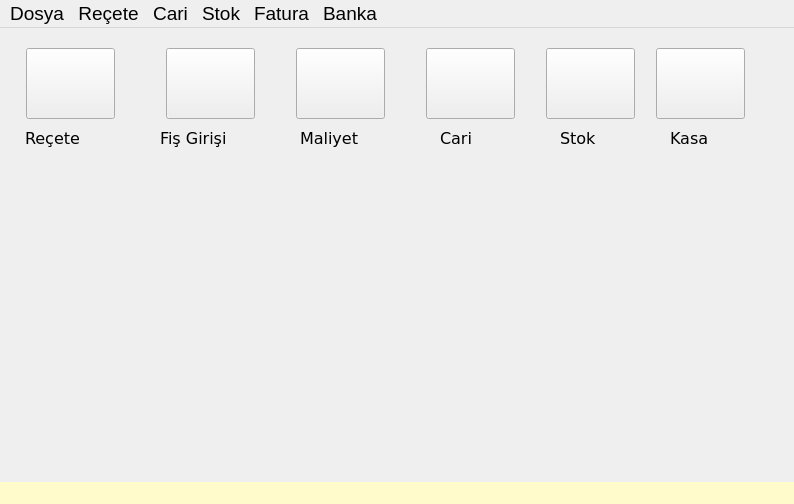
Old version of the form mainwindow.ui in the repository nerdogan/nenra.
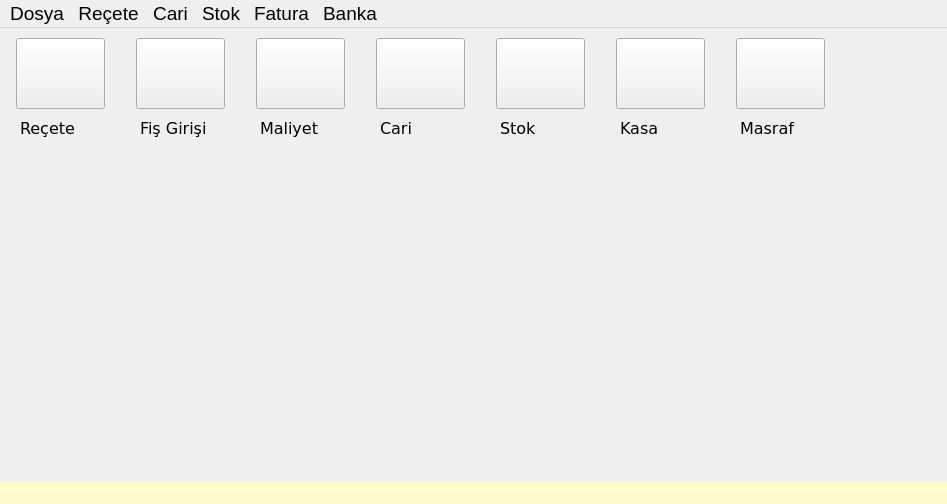
New version of the form. Icons and pictures are not drawn.

```diff
--- a/mainwindow.ui
+++ b/mainwindow.ui
@@ -6,7 +6,7 @@
    <rect>
     <x>0</x>
     <y>0</y>
-    <width>794</width>
+    <width>947</width>
     <height>504</height>
    </rect>
   </property>
@@ -52,7 +52,7 @@
      <rect>
       <x>10</x>
       <y>140</y>
-      <width>701</width>
+      <width>821</width>
       <height>331</height>
      </rect>
     </property>
@@ -61,8 +61,8 @@
    <widget class="QWidget" name="horizontalLayoutWidget">
     <property name="geometry">
      <rect>
-      <x>20</x>
-      <y>20</y>
+      <x>10</x>
+      <y>10</y>
       <width>101</width>
       <height>71</height>
      </rect>
@@ -94,8 +94,8 @@
    <widget class="QWidget" name="horizontalLayoutWidget_2">
     <property name="geometry">
      <rect>
-      <x>160</x>
-      <y>20</y>
+      <x>130</x>
+      <y>10</y>
       <width>101</width>
       <height>71</height>
      </rect>
@@ -127,8 +127,8 @@
    <widget class="QLabel" name="label">
     <property name="geometry">
      <rect>
-      <x>25</x>
-      <y>100</y>
+      <x>20</x>
+      <y>90</y>
       <width>91</width>
       <height>20</height>
      </rect>
@@ -146,9 +146,9 @@
    <widget class="QLabel" name="label_2">
     <property name="geometry">
      <rect>
-      <x>160</x>
-      <y>100</y>
-      <width>111</width>
+      <x>140</x>
+      <y>90</y>
+      <width>81</width>
       <height>20</height>
      </rect>
     </property>
@@ -165,8 +165,8 @@
    <widget class="QWidget" name="horizontalLayoutWidget_5">
     <property name="geometry">
      <rect>
-      <x>290</x>
-      <y>20</y>
+      <x>250</x>
+      <y>10</y>
       <width>101</width>
       <height>71</height>
      </rect>
@@ -198,8 +198,8 @@
    <widget class="QLabel" name="label_3">
     <property name="geometry">
      <rect>
-      <x>300</x>
-      <y>100</y>
+      <x>260</x>
+      <y>90</y>
       <width>91</width>
       <height>20</height>
      </rect>
@@ -217,8 +217,8 @@
    <widget class="QWidget" name="horizontalLayoutWidget_6">
     <property name="geometry">
      <rect>
-      <x>420</x>
-      <y>20</y>
+      <x>370</x>
+      <y>10</y>
       <width>101</width>
       <height>71</height>
      </rect>
@@ -250,8 +250,8 @@
    <widget class="QLabel" name="label_4">
     <property name="geometry">
      <rect>
-      <x>440</x>
-      <y>100</y>
+      <x>380</x>
+      <y>90</y>
       <width>71</width>
       <height>20</height>
      </rect>
@@ -269,8 +269,8 @@
    <widget class="QWidget" name="horizontalLayoutWidget_7">
     <property name="geometry">
      <rect>
-      <x>540</x>
-      <y>20</y>
+      <x>490</x>
+      <y>10</y>
       <width>101</width>
       <height>71</height>
      </rect>
@@ -302,8 +302,8 @@
    <widget class="QLabel" name="label_5">
     <property name="geometry">
      <rect>
-      <x>560</x>
-      <y>100</y>
+      <x>500</x>
+      <y>90</y>
       <width>71</width>
       <height>20</height>
      </rect>
@@ -321,8 +321,8 @@
    <widget class="QWidget" name="horizontalLayoutWidget_8">
     <property name="geometry">
      <rect>
-      <x>650</x>
-      <y>20</y>
+      <x>610</x>
+      <y>10</y>
       <width>101</width>
       <height>71</height>
      </rect>
@@ -354,8 +354,8 @@
    <widget class="QLabel" name="label_6">
     <property name="geometry">
      <rect>
-      <x>670</x>
-      <y>100</y>
+      <x>620</x>
+      <y>90</y>
       <width>71</width>
       <height>20</height>
      </rect>
@@ -370,14 +370,66 @@
      <string>Kasa</string>
     </property>
    </widget>
+   <widget class="QWidget" name="horizontalLayoutWidget_9">
+    <property name="geometry">
+     <rect>
+      <x>730</x>
+      <y>10</y>
+      <width>101</width>
+      <height>71</height>
+     </rect>
+    </property>
+    <layout class="QHBoxLayout" name="horizontalLayout_9">
+     <item>
+      <widget class="QPushButton" name="pushButton_7">
+       <property name="maximumSize">
+        <size>
+         <width>89</width>
+         <height>89</height>
+        </size>
+       </property>
+       <property name="font">
+        <font>
+         <family>Verdana</family>
+         <pointsize>12</pointsize>
+         <weight>75</weight>
+         <bold>true</bold>
+        </font>
+       </property>
+       <property name="text">
+        <string/>
+       </property>
+      </widget>
+     </item>
+    </layout>
+   </widget>
+   <widget class="QLabel" name="label_7">
+    <property name="geometry">
+     <rect>
+      <x>740</x>
+      <y>90</y>
+      <width>71</width>
+      <height>20</height>
+     </rect>
+    </property>
+    <property name="font">
+     <font>
+      <family>Verdana</family>
+      <pointsize>12</pointsize>
+     </font>
+    </property>
+    <property name="text">
+     <string>Masraf</string>
+    </property>
+   </widget>
   </widget>
   <widget class="QMenuBar" name="menubar">
    <property name="geometry">
     <rect>
      <x>0</x>
      <y>0</y>
-     <width>794</width>
-     <height>31</height>
+     <width>947</width>
+     <height>19</height>
     </rect>
    </property>
    <property name="font">
```
